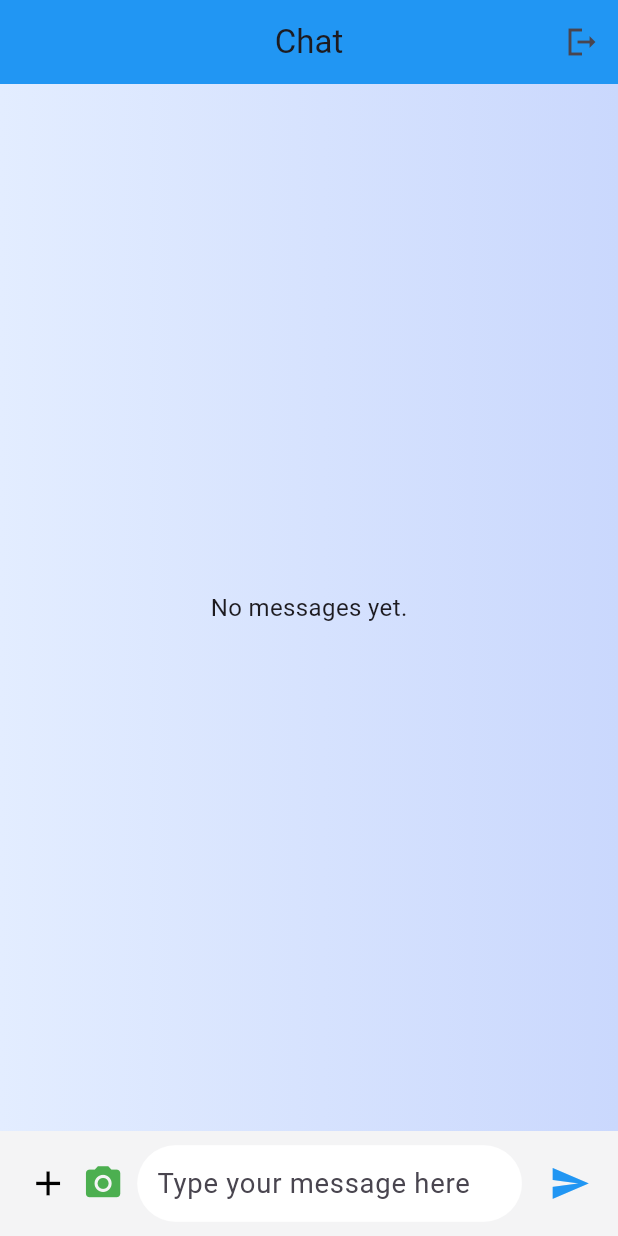
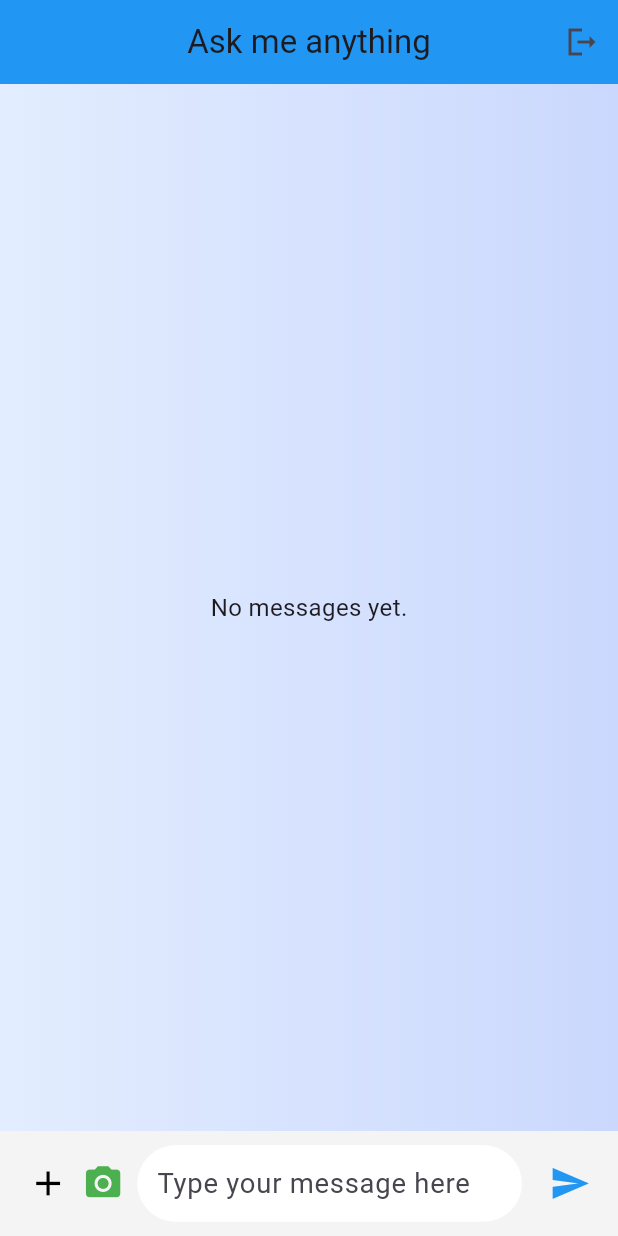
Before and after one commit to ShiyalArvind/AI-Friend-Ask_me_Anything, a Flutter app: the ProviderChatView screen opened directly, on a phone screen of 412 x 824 dp. Run offline on Flutter 3.47's test engine with Material 3 defaults, Android fonts, the phone set to English and light mode, and no system bars; our stand-ins replace cloud_firestore, dio, firebase_auth, firebase_core, firebase_database, shared_preferences; accounts and stored records are empty.

Commit message:
ai generate text add pubspec

```diff
--- a/lib/utils/constant_file.dart
+++ b/lib/utils/constant_file.dart
@@ -54,6 +54,7 @@ class ConstantsFile {
 
 static String firebaseChatCollection = 'chat';
 static String firebaseUserCollection = 'users';
+static String firebaseAssistant='assistant';
 
 static String headerContentType = 'Content-Type';
 static String headerAuthorization = 'Authorization';
@@ -82,6 +83,7 @@ static String sharedPrefName = 'user_name';
 
   static String assetFolder = "asset_folder";
   static String file = "file";
+  static String user = "user";
 }
 //'name': '',
 //     'email': '',
--- a/lib/utils/string_file.dart
+++ b/lib/utils/string_file.dart
@@ -12,4 +12,7 @@ class StringFile {
   static const String mobileNumber = 'Mobile Number';
 static const String alreadyHaveAccount = 'Already have an account?';
 static const String typeYourMessageHere = "Type your message here";
+static const String askMeAnything = "Ask me anything";
+static const String noMessages = "No messages yet.";
+
 }
--- a/lib/view/chat_view/provider_chat_view.dart
+++ b/lib/view/chat_view/provider_chat_view.dart
@@ -1,6 +1,7 @@
 
 import 'package:flutter/material.dart';
 import 'package:friend/provider/auth_provider.dart';
+import 'package:friend/utils/string_file.dart';
 import 'package:provider/provider.dart';
 
 import '../../auth/login_page.dart';
@@ -73,7 +74,7 @@ class _GenericChatViewState extends State<GenericChatView> {
                         }
 
                         if (messages.isEmpty) {
-                          return const Center(child: Text("No messages yet.", style: TextStyle(fontSize: 16)));
+                          return const Center(child: Text(StringFile.noMessages, style: TextStyle(fontSize: 16)));
                         }
 
                         return ChatTimeline(
@@ -131,7 +132,7 @@ class ProviderChatView extends StatelessWidget {
     return SafeArea(
       child: Scaffold(
         appBar: AppBar(
-          title: const Text("Chat"),
+          title: const Text(StringFile.askMeAnything),
           centerTitle: true,
           backgroundColor: ColorFile.primaryColor,
           actions: [
```
Also changed, not shown: lib/provider/chat_provider.dart (+6 -6 lines).
